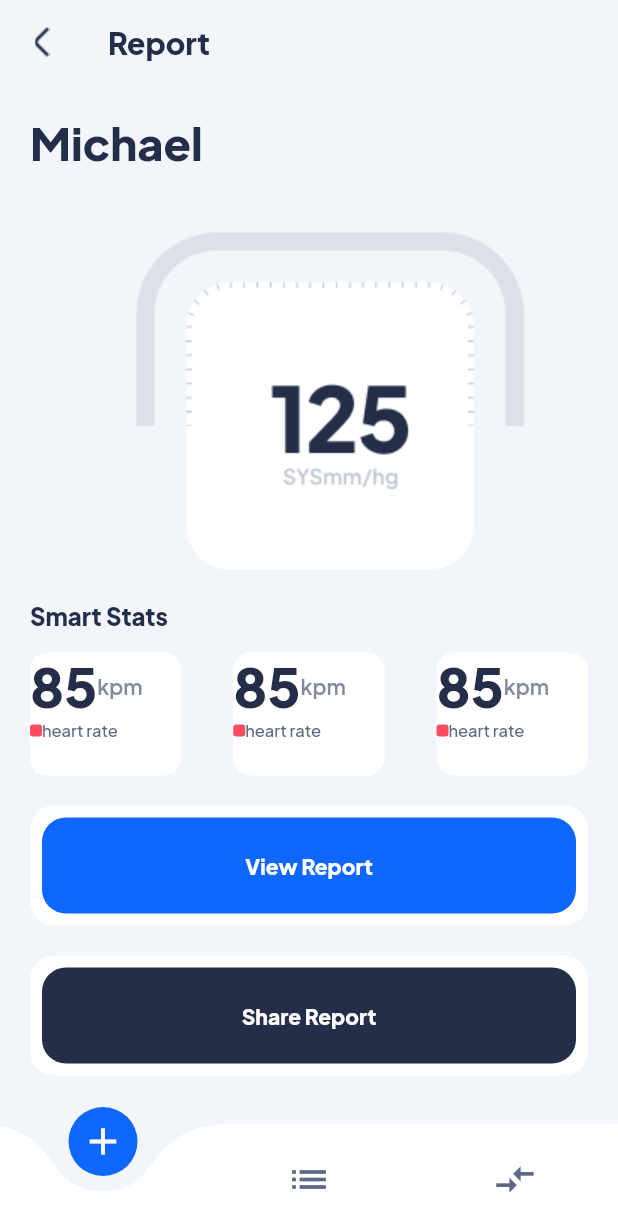
After one commit to abinash1220/PressureMed-, a Flutter app: the screen it shows after launch, on a phone screen of 412 x 824 dp. The commit adds this screen. Shown: the top 1232 px of the screen. Run offline on Flutter 3.47's test engine with Material 2 defaults, Android fonts, the phone set to English and light mode, and no system bars; drawn by our look-alikes of curved_navigation_bar; our stand-ins replace date_format, get, google_fonts, swipeable_button_view, toggle_switch; missing offline and left inert: calender_picker, graphic.

Commit message:
02/11/23

```diff
--- a/lib/screens/bottom_navbar/bottom_navbar_screen.dart
+++ b/lib/screens/bottom_navbar/bottom_navbar_screen.dart
@@ -5,6 +5,7 @@ import 'package:pressuremed/screens/bluetooth_screen/bluetooth_screen.dart';
 import 'package:pressuremed/screens/dash_board_screen/dash_board_screen.dart';
 import 'package:pressuremed/screens/history_screen/history_screen.dart';
 import 'package:pressuremed/screens/profile_screens/profile_screen.dart';
+import 'package:pressuremed/screens/report_screen/report_screen.dart';
 
 class BottomBar extends StatefulWidget {
   int index;
@@ -31,7 +32,7 @@ class _BottomBarState extends State<BottomBar> {
   }
 
   final screens = [
-    const HistoryScreen(),
+    const ReportScreen(),
     const DashBoardScreen(),
     const ProfileScreen(),
   ];
--- /dev/null
+++ b/lib/screens/report_screen/report_screen.dart
@@ -0,0 +1,116 @@
+import 'package:flutter/material.dart';
+import 'package:get/get.dart';
+import 'package:pressuremed/constants/app_colors.dart';
+import 'package:pressuremed/constants/app_fonts.dart';
+import 'package:pressuremed/screens/dash_board_screen/widget/dashboard_container.dart';
+
+class ReportScreen extends StatefulWidget {
+  const ReportScreen({super.key});
+
+  @override
+  State<ReportScreen> createState() => _ReportScreenState();
+}
+
+class _ReportScreenState extends State<ReportScreen> {
+  @override
+  Widget build(BuildContext context) {
+    return Scaffold(
+         backgroundColor: AppColors.backgroundColor,
+      appBar: AppBar(
+        elevation: 0,
+        backgroundColor: AppColors.backgroundColor,
+        leading:InkWell(
+          onTap: (){
+            Get.back();
+          },
+          child: const Image(image: AssetImage("assets/icons/backarrow.png"))),
+        title: Text("Report",
+               style: primaryFont.copyWith(
+               fontSize: 20,fontWeight: FontWeight.w800,color: AppColors.text,)),
+      ),
+      body: SingleChildScrollView(
+        child: Padding(
+          padding: const EdgeInsets.all(20.0),
+          child: Column(
+            crossAxisAlignment: CrossAxisAlignment.start,
+            children: [
+                    Row(
+                      mainAxisAlignment: MainAxisAlignment.spaceBetween,
+                      children: [
+                        Text("Michael",
+                          style: primaryFont.copyWith(
+                          fontSize: 30,fontWeight: FontWeight.w800,color: AppColors.text,)),
+                      ],
+                    ),
+                    const SizedBox(height: 20,),
+                    const Center(child: Image(image: AssetImage("assets/images/Chart.png"))),
+                    const SizedBox(height: 20,),
+                    Text("Smart Stats",
+                          style: primaryFont.copyWith(
+                          fontSize: 16,fontWeight: FontWeight.w800,color: AppColors.text,)),
+                    const SizedBox(height: 15,),
+                    Row(
+                      mainAxisAlignment: MainAxisAlignment.spaceBetween,
+                      children: [
+                        DashBoardContainer(value: "85",data: "kpm",type: "heart rate",color: AppColors.red),
+                        DashBoardContainer(value: "85",data: "kpm",type: "heart rate",color: AppColors.red),
+                        DashBoardContainer(value: "85",data: "kpm",type: "heart rate",color: AppColors.red),
+                      ],
+                    ),
+                    const SizedBox(height: 20,),
+                    Container(
+                      height: 80,
+                      width: double.infinity,
+                      decoration: BoxDecoration(
+                        color: AppColors.white,
+                        borderRadius: BorderRadius.circular(16),
+                      ),
+                      child: Padding(
+                        padding: const EdgeInsets.all(8.0),
+                        child: Container(
+                          height: 64,
+                          width: double.infinity,
+                          decoration: BoxDecoration(
+                            color: AppColors.blue,
+                            borderRadius: BorderRadius.circular(16),
+                        ),
+                        child: Center(
+                          child: Text("View Report",
+                            style: primaryFont.copyWith(
+                            fontSize: 14,fontWeight: FontWeight.w800,color: AppColors.white,)),
+                        ),
+                        ),
+                      ),
+                    ),
+                    const SizedBox(height: 20,),
+                    Container(
+                      height: 80,
+                      width: double.infinity,
+                      decoration: BoxDecoration(
+                        color: AppColors.white,
+                        borderRadius: BorderRadius.circular(16),
+                      ),
+                      child: Padding(
+                        padding: const EdgeInsets.all(8.0),
+                        child: Container(
+                          height: 64,
+                          width: double.infinity,
+                          decoration: BoxDecoration(
+                            color: AppColors.text,
+                            borderRadius: BorderRadius.circular(16),
+                        ),
+                        child: Center(
+                          child: Text("Share Report",
+                            style: primaryFont.copyWith(
+                            fontSize: 14,fontWeight: FontWeight.w800,color: AppColors.white,)),
+                        ),
+                        ),
+                      ),
+                    ),
+            ],
+          ),
+        ),
+      ),
+    );
+  }
+}
--- a/pubspec.yaml
+++ b/pubspec.yaml
@@ -43,6 +43,7 @@ dependencies:
   get: ^4.6.6
   swipeable_button_view: ^0.0.2
   graphic: ^2.2.1
+  calender_picker: ^2.0.1
 
 dev_dependencies:
   flutter_test:
```
Also changed, not shown: lib/screens/history_screen/history_screen.dart (+41 -1 lines), lib/screens/history_screen/widget/clalendar.dart (added, +45 -0 lines), assets/images/Chart.png, assets/images/Chart.svg (added), pubspec.lock.
